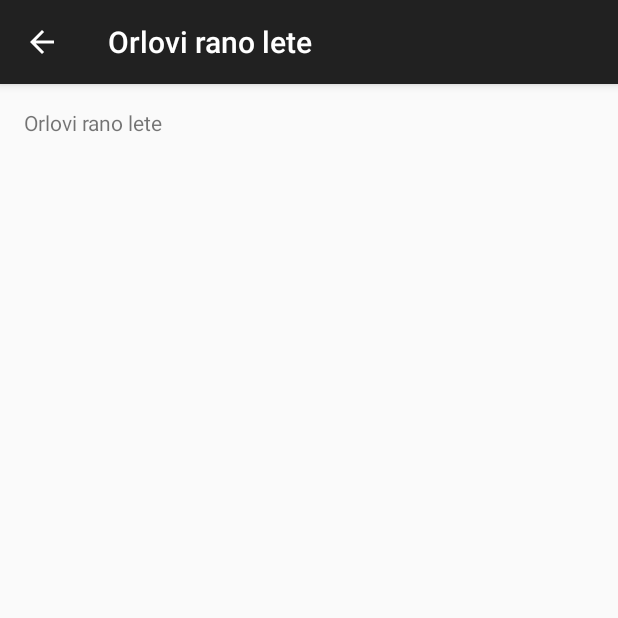
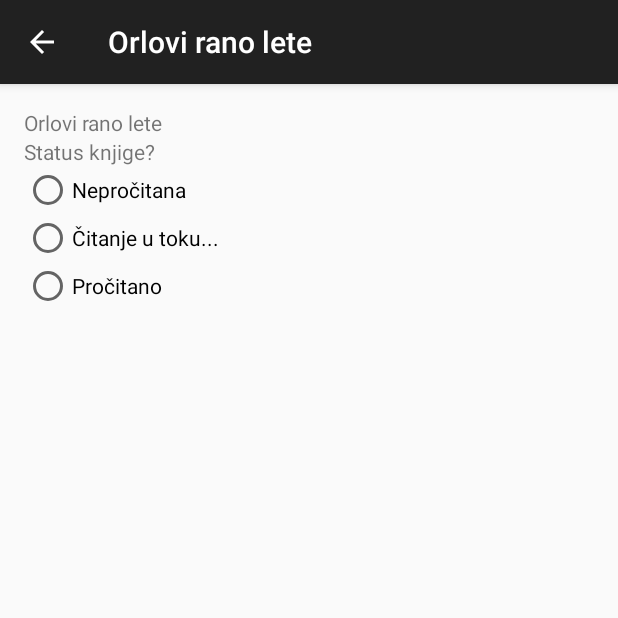
Before and after one commit to SumejjaPorca/PKKSBookDiary, an Android app: the screen it shows after launch (BookDisplayActivity), after a tap on "Orlovi rano lete", on a phone screen of 412 x 824 dp, the top half of it. Run offline under Robolectric (Android 15) with nearby library versions, the phone set to English and light mode, and no system bars.

Commit message:
Status changes made

```diff
--- a/MyApplication/app/src/main/res/layout/activity_add_book.xml
+++ b/MyApplication/app/src/main/res/layout/activity_add_book.xml
@@ -5,6 +5,7 @@
     android:paddingTop="@dimen/activity_vertical_margin"
     android:paddingBottom="@dimen/activity_vertical_margin"
     tools:context="ba.unsa.etf.pkks.sil.myapplication.AddBook">
+
     <EditText
         android:layout_width="match_parent"
         android:layout_height="wrap_content"
--- a/MyApplication/app/src/main/res/layout/activity_book_display.xml
+++ b/MyApplication/app/src/main/res/layout/activity_book_display.xml
@@ -6,7 +6,38 @@
     android:paddingBottom="@dimen/activity_vertical_margin"
     tools:context="ba.unsa.etf.pkks.sil.myapplication.BookDisplayActivity">
 
+    <LinearLayout
+        android:layout_width="fill_parent"
+        android:layout_height="wrap_content"
+        android:orientation="vertical">
+
+
     <TextView android:text="@string/hello_world" android:layout_width="wrap_content"
         android:layout_height="wrap_content" android:id="@+id/book_display_title"/>
+    <TextView android:text="@string/status" android:layout_width="wrap_content"
+        android:layout_height="wrap_content" android:id="@+id/book_status_label"/>
 
+    <RadioGroup xmlns:android="http://schemas.android.com/apk/res/android"
+        android:layout_width="fill_parent"
+        android:layout_height="wrap_content"
+        android:orientation="vertical">
+        <RadioButton android:id="@+id/radio_notRead"
+            android:layout_width="wrap_content"
+            android:layout_height="wrap_content"
+            android:text="@string/notRead"
+            android:onClick="onRadioButtonClicked"/>
+        <RadioButton android:id="@+id/radio_reading"
+            android:layout_width="wrap_content"
+            android:layout_height="wrap_content"
+            android:text="@string/reading"
+            android:onClick="onRadioButtonClicked"/>
+
+        <RadioButton android:id="@+id/radio_read"
+            android:layout_width="wrap_content"
+            android:layout_height="wrap_content"
+            android:text="@string/read"
+            android:onClick="onRadioButtonClicked"/>
+    </RadioGroup>
+
+    </LinearLayout>
 </RelativeLayout>
--- a/MyApplication/app/src/main/res/values/strings.xml
+++ b/MyApplication/app/src/main/res/values/strings.xml
@@ -1,5 +1,5 @@
 <resources>
-    <string name="app_name">My Application</string>
+    <string name="app_name"> Moj dnevnik knjiga</string>
 
     <string name="hello_world">Hello world!</string>
     <string name="action_settings">Settings</string>
@@ -7,14 +7,16 @@
     <string name="edit_message">Enter message</string>
     <string name="title_activity_display_message">My Message</string>
     <string name="send_message">Send message</string>
-    <string name="notRead">Neprocitana</string>
+    <string name="notRead">Nepročitana</string>
     <string name="reading">Čitanje u toku...</string>
-    <string name="read">Procitano</string>
+    <string name="read">Pročitano</string>
     <string name="invalid">Nije evidentirano</string>
     <string name="title_activity_book_display">BookDisplayActivity</string>
     <string name="enter_title">Unesi naslov...</string>
     <string name="button_search">Traži</string>
     <string name="add_book">Dodaj knjigu...</string>
-    <string name="title_activity_add_book">AddBook</string>
+    <string name="title_activity_add_book">Dodaj knjigu</string>
     <string name="enter_isbn">Unesi ISBN...</string>
+
+    <string name="status">Status knjige?</string>
 </resources>
```
Also changed, not shown: MyApplication/app/src/main/java/ba/unsa/etf/pkks/sil/myapplication/BookDisplayActivity.java (+26 -0 lines), 1 other file.
